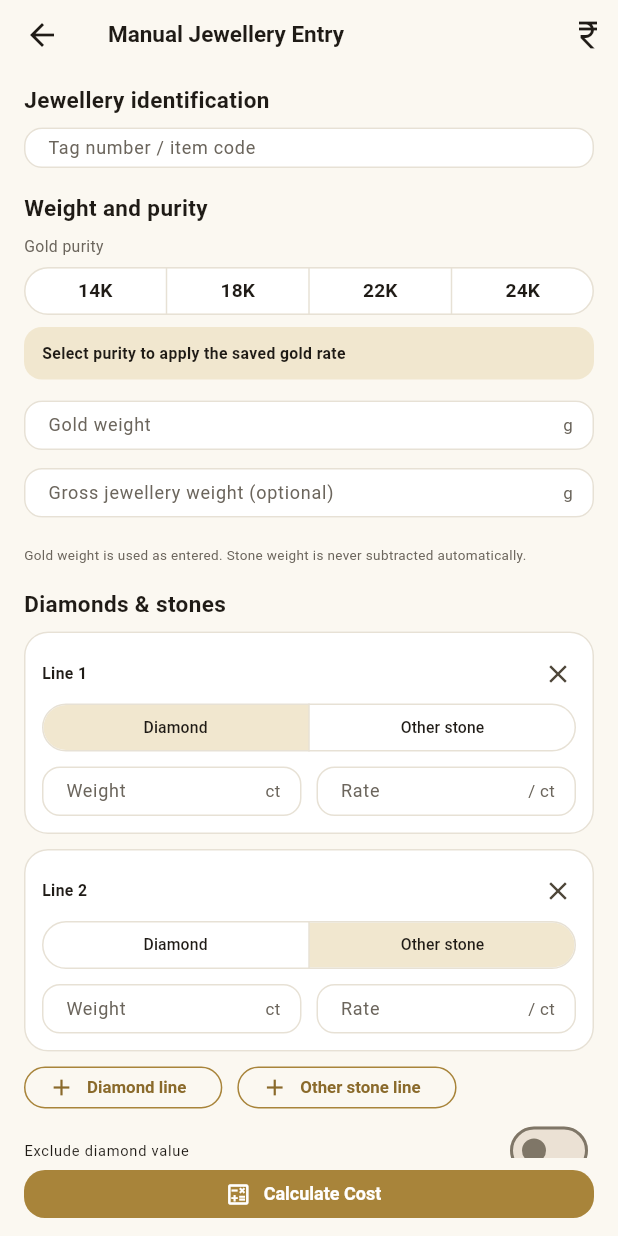
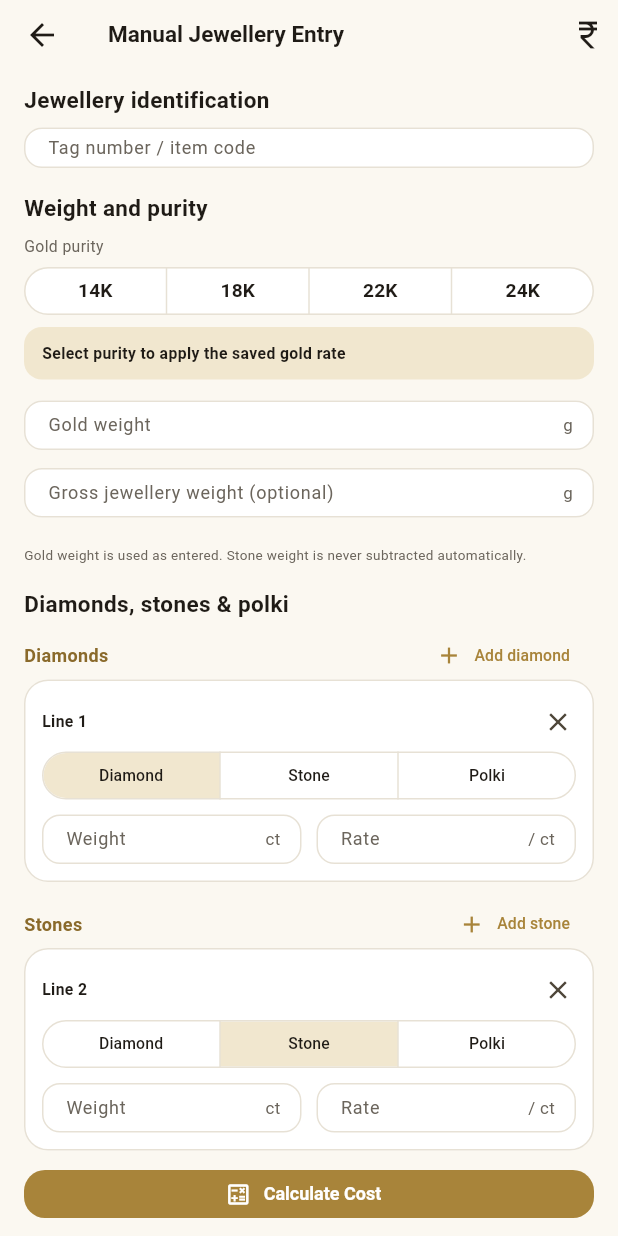
Before and after one commit to vikasagg/jewelry-cost-app, a Flutter app: the DetailsFormScreen screen opened directly, on a phone screen of 412 x 824 dp. Run offline on Flutter 3.47's test engine with Material 3 defaults, Android fonts, the phone set to English and light mode, and no system bars; our stand-ins replace flutter_secure_storage, hive_ce_flutter, image_picker, share_plus, web; missing offline and left inert: dart:js_interop, google_mlkit_text_recognition; accounts and stored records are empty.

Commit message:
Add Polki as a separate section priced like diamonds and stones
- New stone kind "Polki": tag lines "Polki\weight\code" (or "/") are
  read like DIA/Stn lines (rate per carat = code x 100).
- Engine totals polki separately (Polki value), taxable by default,
  included in the weight balance; missing rate reported per line.
- Form groups lines into Diamonds / Stones / Polki sections, each with
  its own Add button; results show Polki weight/value only when non-zero;
  history, share text and scan review include polki.

Co-Authored-By: Claude Opus 5.5 <noreply@anthropic.com>
Claude-Session: https://claude.ai/code/session_01Ty8ibr9qUkpqR5XqhoszLs

```diff
--- a/lib/models/jewellery_input.dart
+++ b/lib/models/jewellery_input.dart
@@ -24,7 +24,8 @@ enum WastageMethod {
 enum PriceComponent {
   gold('Gold value'),
   diamond('Diamond value'),
-  stone('Other stone value'),
+  stone('Stone value'),
+  polki('Polki value'),
   wastage('Wastage charges'),
   making('Making charges');
 
@@ -40,6 +41,7 @@ class GstConfig {
       PriceComponent.gold,
       PriceComponent.diamond,
       PriceComponent.stone,
+      PriceComponent.polki,
       PriceComponent.wastage,
       PriceComponent.making,
     },
@@ -89,7 +91,8 @@ class GstConfig {
 /// Whether a stone line is priced as diamond or as other stone.
 enum StoneKind {
   diamond('Diamond'),
-  stone('Other stone');
+  stone('Stone'),
+  polki('Polki');
 
   const StoneKind(this.label);
   final String label;
@@ -222,6 +225,17 @@ class JewelleryInput {
   double get stoneWeight =>
       linesOf(StoneKind.stone).fold(0.0, (a, s) => a + (s.weightCt ?? 0));
 
+  /// Total polki weight in carats.
+  double get polkiWeight =>
+      linesOf(StoneKind.polki).fold(0.0, (a, s) => a + (s.weightCt ?? 0));
+
+  /// Whether lines of [kind] are excluded from the price.
+  bool isExcluded(StoneKind kind) => switch (kind) {
+    StoneKind.diamond => excludeDiamond,
+    StoneKind.stone => excludeStone,
+    StoneKind.polki => false,
+  };
+
   String get displayName {
     final parts = [
       tagNumber,
--- a/lib/ocr/tag_parser.dart
+++ b/lib/ocr/tag_parser.dart
@@ -251,10 +251,12 @@ class TagParser {
   // into "N", ")" or drops it entirely.
   static const _diamondLabel =
       r'DIAMONDS?(?:\s*W(?:EIGH)?T\.?)?|DIA\.?\s*W(?:EIGH)?T\.?|DIA|D\s?\.?\s?W\s?\.?\s?(?:T\b\.?)?|SOLITAIRE';
+  // "Polki\0.50\300" — uncut diamonds, priced as their own section.
+  static const _polkiLabel = r'POLKI(?:\s*W(?:EIGH)?T\.?)?';
   static const _fancyLabel = r'[A-Z@]{0,3}ANCY\s*CUT';
   // "Stn", "Stn.", "Stn.M" (stone) — priced like DIA lines: weight\code.
   static const _stoneLabel =
-      r'STN\.?(?:\s*M\b\.?)?|OTHER\s+STONES?(?:\s*W(?:EIGH)?T\.?)?|(?:COLOU?R(?:ED)?\s+)?STONES?(?:\s*W(?:EIGH)?T\.?)?|ST\.?\s*WT\.?|S\s?\.?\s?W\s?\.?\s?(?:T\b\.?)?|C\.?S\.?\s*WT\.?|CZ|PEARLS?|RUBY|EMERALD|SAPPHIRE|POLKI|KUNDAN|GEMS?(?:TONES?)?';
+      r'STN\.?(?:\s*M\b\.?)?|OTHER\s+STONES?(?:\s*W(?:EIGH)?T\.?)?|(?:COLOU?R(?:ED)?\s+)?STONES?(?:\s*W(?:EIGH)?T\.?)?|ST\.?\s*WT\.?|S\s?\.?\s?W\s?\.?\s?(?:T\b\.?)?|C\.?S\.?\s*WT\.?|CZ|PEARLS?|RUBY|EMERALD|SAPPHIRE|KUNDAN|GEMS?(?:TONES?)?';
   static const _makingLabel =
       r'(?:MAKING\s*CHARGES?|MAKING|LABOU?R\s*CHARGES?|LABOU?R|M\s?\.?\s?C\s?\.?)';
   static const _wastageLabel =
@@ -478,7 +480,7 @@ class TagParser {
 
   List<ParsedStone> _parseStones(String text, List<List<int>> consumed) {
     final re = RegExp(
-      '(?<![A-Z0-9])(?:(?<fancy>$_fancyLabel)|(?<dia>$_diamondLabel)|(?<stone>$_stoneLabel))'
+      '(?<![A-Z0-9])(?:(?<polki>$_polkiLabel)|(?<fancy>$_fancyLabel)|(?<dia>$_diamondLabel)|(?<stone>$_stoneLabel))'
       // separator: punctuation, or a backslash misread as N; may wrap a line
       r'[ \t]*(?:[:=\-–#\\/|()]|N(?=\s*[0-9.]))*[ \t]*\n?[ \t]*'
       r'(?<num>[0-9OoIl]*[.,][0-9OoIl]+|[0-9OoIl]+)'
@@ -496,11 +498,14 @@ class TagParser {
 
       final isFancy = m.namedGroup('fancy') != null;
       final isStone = m.namedGroup('stone') != null;
+      final isPolki = m.namedGroup('polki') != null;
       final rawLabel = (m.namedGroup('dia') ?? m.namedGroup('stone') ?? '')
           .toUpperCase()
           .replaceAll(RegExp(r'\s+'), ' ')
           .trim();
-      final label = isFancy
+      final label = isPolki
+          ? 'POLKI'
+          : isFancy
           ? 'FANCY CUT'
           : rawLabel.startsWith('STN')
           ? 'STN' // "Stn.M" is treated as "Stn"
@@ -541,7 +546,11 @@ class TagParser {
           ),
           // FANCY CUT = fancy-shaped diamonds (confirmed with the retailer).
           kind: ParsedField(
-            isStone ? StoneKind.stone : StoneKind.diamond,
+            isPolki
+                ? StoneKind.polki
+                : isStone
+                ? StoneKind.stone
+                : StoneKind.diamond,
             FieldConfidence.high,
           ),
         ),
--- a/lib/pricing/pricing_engine.dart
+++ b/lib/pricing/pricing_engine.dart
@@ -57,6 +57,7 @@ class PricingResult {
     required this.goldValuePaise,
     required this.diamondValuePaise,
     required this.stoneValuePaise,
+    this.polkiValuePaise = 0,
     this.stoneLinePaise = const [],
     required this.wastagePaise,
     required this.makingPaise,
@@ -73,6 +74,7 @@ class PricingResult {
   final int goldValuePaise;
   final int diamondValuePaise;
   final int stoneValuePaise;
+  final int polkiValuePaise;
 
   /// Value of each entry in [JewelleryInput.stones], in the same order.
   final List<int> stoneLinePaise;
@@ -91,6 +93,7 @@ class PricingResult {
     PriceComponent.gold => goldValuePaise,
     PriceComponent.diamond => diamondValuePaise,
     PriceComponent.stone => stoneValuePaise,
+    PriceComponent.polki => polkiValuePaise,
     PriceComponent.wastage => wastagePaise,
     PriceComponent.making => makingPaise,
   };
@@ -101,6 +104,7 @@ class PricingResult {
     'goldValuePaise': goldValuePaise,
     'diamondValuePaise': diamondValuePaise,
     'stoneValuePaise': stoneValuePaise,
+    'polkiValuePaise': polkiValuePaise,
     'stoneLinePaise': stoneLinePaise,
     'wastagePaise': wastagePaise,
     'makingPaise': makingPaise,
@@ -118,6 +122,7 @@ class PricingResult {
     goldValuePaise: j['goldValuePaise'] as int,
     diamondValuePaise: j['diamondValuePaise'] as int,
     stoneValuePaise: j['stoneValuePaise'] as int,
+    polkiValuePaise: j['polkiValuePaise'] as int? ?? 0,
     stoneLinePaise: ((j['stoneLinePaise'] as List?) ?? const []).cast<int>(),
     wastagePaise: j['wastagePaise'] as int,
     makingPaise: j['makingPaise'] as int,
@@ -151,7 +156,8 @@ class PricingOutcome {
 /// Formulas:
 ///  * Gold value     = gold weight (g) × gold rate/g for the selected purity
 ///  * Diamond value  = Σ diamond lines (weight ct × rate/ct)
-///  * Stone value    = Σ other-stone lines (weight ct × rate/ct)
+///  * Stone value    = Σ stone lines (weight ct × rate/ct)
+///  * Polki value    = Σ polki lines (weight ct × rate/ct)
 ///  * Wastage        = gold value × % / 100   OR   wastage g × gold rate/g
 ///  * Making         = ₹/g × gold weight  OR  fixed ₹  OR  gold value × % / 100
 ///  * Subtotal       = sum of the above
@@ -187,20 +193,21 @@ class PricingEngine {
     final linePaise = <int>[];
     var diamond = 0;
     var stone = 0;
+    var polki = 0;
     for (final line in input.stones) {
-      final excluded = line.kind == StoneKind.diamond
-          ? input.excludeDiamond
-          : input.excludeStone;
-      if (excluded || !line.hasWeight) {
+      if (input.isExcluded(line.kind) || !line.hasWeight) {
         linePaise.add(0);
         continue;
       }
       final v = toPaise(line.weightCt! * line.ratePerCt!);
       linePaise.add(v);
-      if (line.kind == StoneKind.diamond) {
-        diamond += v;
-      } else {
-        stone += v;
+      switch (line.kind) {
+        case StoneKind.diamond:
+          diamond += v;
+        case StoneKind.stone:
+          stone += v;
+        case StoneKind.polki:
+          polki += v;
       }
       notes.add(
         '${line.displayName}: ${line.weightCt!.toStringAsFixed(2)} ct × '
@@ -211,7 +218,7 @@ class PricingEngine {
       notes.add('Diamond value excluded by user');
     }
     if (input.excludeStone && input.stoneWeight > 0) {
-      notes.add('Other stone value excluded by user');
+      notes.add('Stone value excluded by user');
     }
 
     var wastage = 0;
@@ -254,6 +261,7 @@ class PricingEngine {
       PriceComponent.gold: gold,
       PriceComponent.diamond: diamond,
       PriceComponent.stone: stone,
+      PriceComponent.polki: polki,
       PriceComponent.wastage: wastage,
       PriceComponent.making: making,
     };
@@ -305,6 +313,7 @@ class PricingEngine {
         goldValuePaise: gold,
         diamondValuePaise: diamond,
         stoneValuePaise: stone,
+        polkiValuePaise: polki,
         stoneLinePaise: linePaise,
         wastagePaise: wastage,
         makingPaise: making,
@@ -360,17 +369,17 @@ class PricingEngine {
       final name = line.displayName;
       nonNegative('stone.$i.weight', line.weightCt, '$name weight');
       nonNegative('stone.$i.rate', line.ratePerCt, '$name rate');
-      final excluded = line.kind == StoneKind.diamond
-          ? input.excludeDiamond
-          : input.excludeStone;
+      final excluded = input.isExcluded(line.kind);
       if (line.hasWeight && !excluded && line.ratePerCt == null) {
         issues.add(
-          PricingIssue(
-            'stone.$i.rate',
-            line.kind == StoneKind.diamond
-                ? '$name weight is present: enter a rate per carat or exclude diamond value'
-                : '$name weight is present: enter a rate per carat (0 allowed) or exclude stone value',
-          ),
+          PricingIssue('stone.$i.rate', switch (line.kind) {
+            StoneKind.diamond =>
+              '$name weight is present: enter a rate per carat or exclude diamond value',
+            StoneKind.stone =>
+              '$name weight is present: enter a rate per carat (0 allowed) or exclude stone value',
+            StoneKind.polki =>
+              '$name weight is present: enter a rate per carat (0 allowed)',
+          }),
         );
       }
     }
--- a/lib/ui/screens/details_form_screen.dart
+++ b/lib/ui/screens/details_form_screen.dart
@@ -491,28 +491,40 @@ class _DetailsFormScreenState extends State<DetailsFormScreen> {
 
               // ------------------------------------------- diamonds & stones
               const SizedBox(height: 14),
-              const SectionTitle('Diamonds & stones'),
-              for (var i = 0; i < _stones.length; i++) ...[
-                _stoneCard(i),
-                const SizedBox(height: 10),
+              const SectionTitle('Diamonds, stones & polki'),
+              // One sub-section per kind; each line keeps its index.
+              for (final kind in StoneKind.values) ...[
+                Row(
+                  children: [
+                    Expanded(
+                      child: Text(
+                        switch (kind) {
+                          StoneKind.diamond => 'Diamonds',
+                          StoneKind.stone => 'Stones',
+                          StoneKind.polki => 'Polki',
+                        },
+                        style: const TextStyle(
+                          fontSize: 16,
+                          fontWeight: FontWeight.w600,
+                          color: AppColors.goldDeep,
+                        ),
+                      ),
+                    ),
+                    TextButton.icon(
+                      key: Key('add_${kind.name}'),
+                      onPressed: () => _addStone(kind),
+                      icon: const Icon(Icons.add, size: 18),
+                      label: Text('Add ${kind.label.toLowerCase()}'),
+                    ),
+                  ],
+                ),
+                for (var i = 0; i < _stones.length; i++)
+                  if (_stones[i].kind == kind) ...[
+                    _stoneCard(i),
+                    const SizedBox(height: 8),
+                  ],
+                const SizedBox(height: 4),
               ],
-              Wrap(
-                spacing: 10,
-                runSpacing: 8,
-                children: [
-                  OutlinedButton.icon(
-                    key: const Key('addDiamond'),
-                    onPressed: () => _addStone(StoneKind.diamond),
-                    icon: const Icon(Icons.add),
-                    label: const Text('Diamond line'),
-                  ),
-                  OutlinedButton.icon(
-                    onPressed: () => _addStone(StoneKind.stone),
-                    icon: const Icon(Icons.add),
-                    label: const Text('Other stone line'),
-                  ),
-                ],
-              ),
               _weightBalance(),
               _excludeSwitch(
                 'Exclude diamond value',
@@ -523,7 +535,7 @@ class _DetailsFormScreenState extends State<DetailsFormScreen> {
                 }),
               ),
               _excludeSwitch(
-                'Exclude other stone value',
+                'Exclude stone value',
                 _excludeStone,
                 (v) => setState(() {
                   _excludeStone = v;
@@ -644,9 +656,11 @@ class _DetailsFormScreenState extends State<DetailsFormScreen> {
   Widget _stoneCard(int i) {
     final row = _stones[i];
     final kindKey = 'stone.$i.kind';
-    final excluded = row.kind == StoneKind.diamond
-        ? _excludeDiamond
-        : _excludeStone;
+    final excluded = switch (row.kind) {
+      StoneKind.diamond => _excludeDiamond,
+      StoneKind.stone => _excludeStone,
+      StoneKind.polki => false,
+    };
     return Card(
       key: ValueKey(row),
       child: Padding(
--- a/lib/ui/screens/history_screen.dart
+++ b/lib/ui/screens/history_screen.dart
@@ -158,6 +158,7 @@ class _RecordCard extends StatelessWidget {
       '${r.purity.label} · ${i.goldWeight!.toStringAsFixed(3)} g',
       if (i.diamondWeight > 0) 'D ${i.diamondWeight.toStringAsFixed(2)} ct',
       if (i.stoneWeight > 0) 'S ${i.stoneWeight.toStringAsFixed(2)} ct',
+      if (i.polkiWeight > 0) 'Polki ${i.polkiWeight.toStringAsFixed(2)} ct',
     ];
     return Card(
       child: InkWell(
--- a/lib/ui/screens/result_screen.dart
+++ b/lib/ui/screens/result_screen.dart
@@ -253,9 +253,7 @@ class _ResultScreenState extends State<ResultScreen> {
 
   /// One line per stone group, e.g. "DIA 0.38 ct × ₹70,000.00 = ₹26,600.00".
   String? _stonesCaption(JewelleryInput i, PricingResult r, StoneKind kind) {
-    final excluded = kind == StoneKind.diamond
-        ? i.excludeDiamond
-        : i.excludeStone;
+    final excluded = i.isExcluded(kind);
     final lines = <String>[];
     for (var k = 0; k < i.stones.length; k++) {
       final s = i.stones[k];
@@ -371,6 +369,11 @@ class _ResultScreenState extends State<ResultScreen> {
                           label: 'Stone Weight',
                           value: '${i.stoneWeight.toStringAsFixed(2)} ct',
                         ),
+                      if (i.polkiWeight > 0)
+                        StatTile(
+                          label: 'Polki Weight',
+                          value: '${i.polkiWeight.toStringAsFixed(2)} ct',
+                        ),
                       if (i.grossWeight != null)
                         StatTile(
                           label: 'Gross Weight',
@@ -406,6 +409,12 @@ class _ResultScreenState extends State<ResultScreen> {
                       label: 'Stone value',
                       value: formatPaise(r.stoneValuePaise),
                       caption: _stonesCaption(i, r, StoneKind.stone),
+                    ),
+                  if (r.polkiValuePaise > 0)
+                    BreakdownRow(
+                      label: 'Polki value',
+                      value: formatPaise(r.polkiValuePaise),
+                      caption: _stonesCaption(i, r, StoneKind.polki),
                     ),
                   // Wastage is no longer used; shown only for old saved records.
                   if (r.wastagePaise > 0)
--- a/lib/ui/screens/scan_screen.dart
+++ b/lib/ui/screens/scan_screen.dart
@@ -392,7 +392,11 @@ class _ScanScreenState extends State<ScanScreen> {
           ),
         for (final st in p.stones)
           _DetectedRow<double>(
-            '${st.label}${st.kind.value == StoneKind.stone ? ' (stone)' : ''}'
+            '${st.label}${switch (st.kind.value) {
+              StoneKind.stone => ' (stone)',
+              StoneKind.polki => ' (polki)',
+              _ => '',
+            }}'
             '${st.code == null ? '' : ' · rate ${st.code}'}',
             st.kind.needsConfirmation
                 ? ParsedField(
--- a/lib/ui/summary_text.dart
+++ b/lib/ui/summary_text.dart
@@ -44,6 +44,11 @@ String buildSummaryText(JewelleryInput i, PricingResult r, GoldRates rates) {
           ? 'Stone value: ${formatPaise(r.stoneValuePaise)}\n'
           : '',
     )
+    ..write(
+      r.polkiValuePaise > 0
+          ? 'Polki value: ${formatPaise(r.polkiValuePaise)}\n'
+          : '',
+    )
     ..writeln('Making charges: ${formatPaise(r.makingPaise)}')
     ..writeln('Subtotal: ${formatPaise(r.subtotalPaise)}')
     ..writeln('Taxable subtotal: ${formatPaise(r.taxableBasePaise)}');
```
Also changed, not shown: 2 other files.
